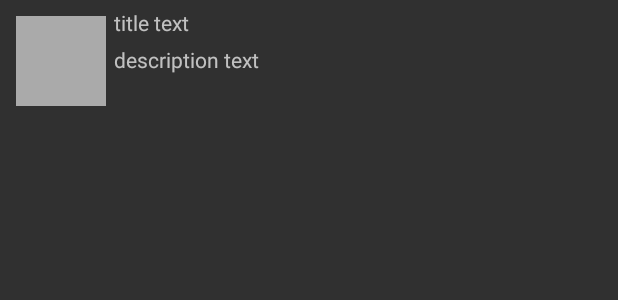
After one commit to yeokm1/nus-soc-print, an Android app: the layout printing_progress_view.xml on its own in the app's theme, with its tools: preview values and no code run, on a phone screen of 412 x 824 dp. The commit adds this screen. Shown: the top 300 px of the screen. Run offline under Robolectric (Android 15) with nearby library versions, the light colour scheme and no system bars.

Commit message:
printing progress stuff

```diff
--- a/app/src/main/java/com/yeokm1/nussocprintandroid/fragments/PrintFragment.java
+++ b/app/src/main/java/com/yeokm1/nussocprintandroid/fragments/PrintFragment.java
@@ -55,13 +55,13 @@ public class PrintFragment extends Fragment {
         pageRangeEnd = (EditText) view.findViewById(R.id.print_page_range_end);
 
         List<String> printerList = Storage.getInstance().getPrinterList();
-        ArrayAdapter<String> printerAdapter = new ArrayAdapter<String>(getActivity(), R.layout.item_simple , printerList);
+        ArrayAdapter<String> printerAdapter = new ArrayAdapter<String>(getActivity(), R.layout.printing_progress_item, printerList);
         printerSpinner.setAdapter(printerAdapter);
 
 
         String[] pagesArray = getResources().getStringArray(R.array.printer_page_sheet_options);
         ArrayAdapter<String> pagesAdapter = new ArrayAdapter<String>(getActivity(),
-                R.layout.item_simple , pagesArray);
+                R.layout.printing_progress_item, pagesArray);
 
         pagesPerSheetSpinner.setAdapter(pagesAdapter);
 
--- /dev/null
+++ b/app/src/main/java/com/yeokm1/nussocprintandroid/print_activities/printing/PrintingProgressView.java
@@ -0,0 +1,61 @@
+package com.yeokm1.nussocprintandroid.print_activities.printing;
+
+import android.content.Context;
+import android.util.AttributeSet;
+import android.view.LayoutInflater;
+import android.view.ViewGroup;
+import android.widget.ImageView;
+import android.widget.RelativeLayout;
+import android.widget.TextView;
+
+import com.yeokm1.nussocprintandroid.R;
+
+public class PrintingProgressView extends RelativeLayout {
+    private TextView mTitleTextView;
+    private TextView mDescriptionTextView;
+    private ImageView mImageView;
+
+    public static PrintingProgressView inflate(ViewGroup parent) {
+        PrintingProgressView itemView = (PrintingProgressView)LayoutInflater.from(parent.getContext())
+                .inflate(R.layout.printing_progress_view, parent, false);
+        return itemView;
+    }
+
+    public PrintingProgressView(Context c) {
+        this(c, null);
+    }
+
+    public PrintingProgressView(Context context, AttributeSet attrs) {
+        this(context, attrs, 0);
+    }
+
+    public PrintingProgressView(Context context, AttributeSet attrs, int defStyle) {
+        super(context, attrs, defStyle);
+        LayoutInflater.from(context).inflate(R.layout.printing_progress_view_children, this, true);
+        setupChildren();
+    }
+
+    private void setupChildren() {
+        mTitleTextView = (TextView) findViewById(R.id.item_titleTextView);
+        mDescriptionTextView = (TextView) findViewById(R.id.item_descriptionTextView);
+        mImageView = (ImageView) findViewById(R.id.item_imageView);
+    }
+
+    public void setItem(PrintingProgressItem item) {
+        mTitleTextView.setText(item.getTitle());
+        mDescriptionTextView.setText(item.getDescription());
+        // TODO: set up image URL
+    }
+
+    public ImageView getImageView () {
+        return mImageView;
+    }
+
+    public TextView getTitleTextView() {
+        return mTitleTextView;
+    }
+
+    public TextView getDescriptionTextView() {
+        return mDescriptionTextView;
+    }
+}
--- a/app/src/main/res/layout/activity_printing.xml
+++ b/app/src/main/res/layout/activity_printing.xml
@@ -13,7 +13,10 @@
         android:text="Cancel"
         android:id="@+id/printing_button_finish"
         android:layout_alignParentBottom="true"
-        android:layout_centerHorizontal="true" />
+        android:layout_alignParentRight="true"
+        android:layout_alignParentEnd="true"
+        android:layout_alignParentLeft="true"
+        android:layout_alignParentStart="true" />
 
     <ListView
         android:layout_width="wrap_content"
--- /dev/null
+++ b/app/src/main/res/layout/printing_progress_view.xml
@@ -0,0 +1,8 @@
+<?xml version="1.0" encoding="utf-8"?>
+
+<com.yeokm1.nussocprintandroid.print_activities.printing.PrintingProgressView
+    xmlns:android="http://schemas.android.com/apk/res/android"
+    android:layout_width="match_parent"
+    android:layout_height="wrap_content"
+    android:padding="5dp">
+</com.yeokm1.nussocprintandroid.print_activities.printing.PrintingProgressView>
--- /dev/null
+++ b/app/src/main/res/layout/printing_progress_view_children.xml
@@ -0,0 +1,30 @@
+<?xml version="1.0" encoding="utf-8"?>
+<merge
+  xmlns:android="http://schemas.android.com/apk/res/android"
+  android:layout_width="match_parent"
+  android:layout_height="wrap_content" >
+  <ImageView
+    android:id="@+id/item_imageView"
+    android:background="@android:color/darker_gray"
+    android:layout_width="60dp"
+    android:layout_height="60dp"
+    android:layout_margin="5dp"
+    />
+  <TextView
+    android:id="@+id/item_titleTextView"
+    android:layout_width="wrap_content"
+    android:layout_height="wrap_content"
+    android:layout_toRightOf="@id/item_imageView"
+    android:text="title text"
+    />
+  <TextView
+    android:id="@+id/item_descriptionTextView"
+    android:layout_width="wrap_content"
+    android:layout_height="wrap_content"
+    android:layout_toRightOf="@id/item_imageView"
+    android:layout_below="@id/item_titleTextView"
+    android:layout_marginTop="5dp"
+    android:text="description text"
+    />
+
+</merge>
```
Also changed, not shown: app/src/main/java/com/yeokm1/nussocprintandroid/print_activities/printing/PrintingActivity.java (+24 -0 lines), app/src/main/java/com/yeokm1/nussocprintandroid/print_activities/printing/PrintingProgressItem.java (added, +38 -0 lines), app/src/main/java/com/yeokm1/nussocprintandroid/print_activities/printing/PrintingProgressItemAdapter.java (added, +25 -0 lines), app/src/main/res/layout/printing_progress_item.xml (renamed from app/src/main/res/layout/item_simple.xml).
